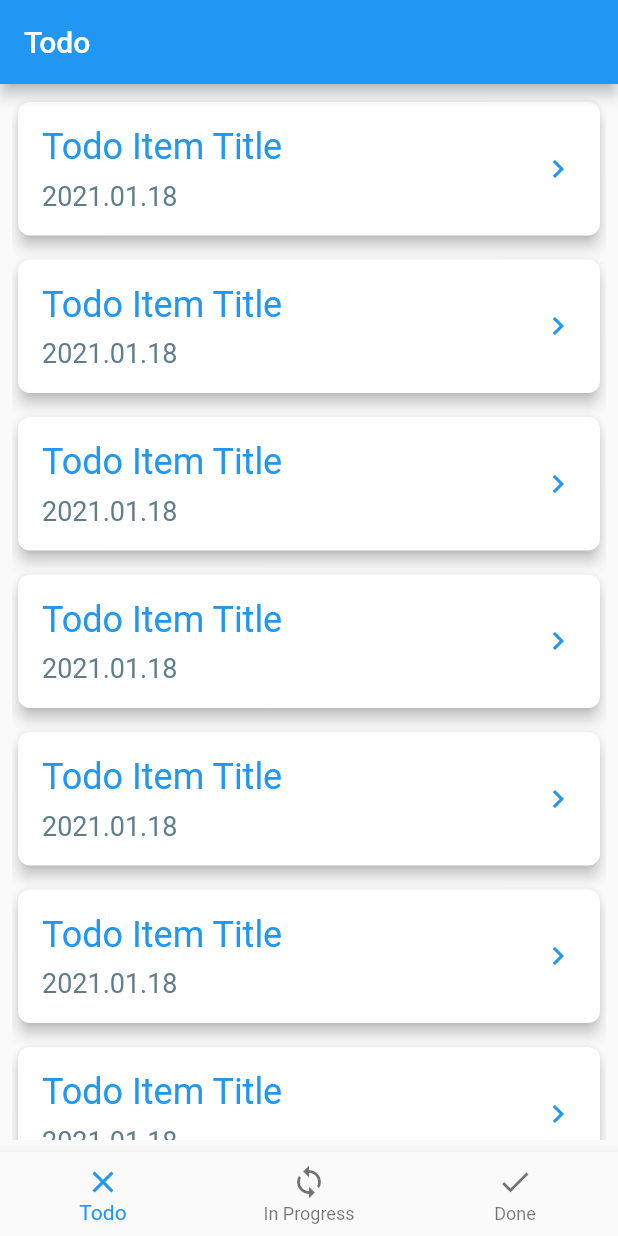
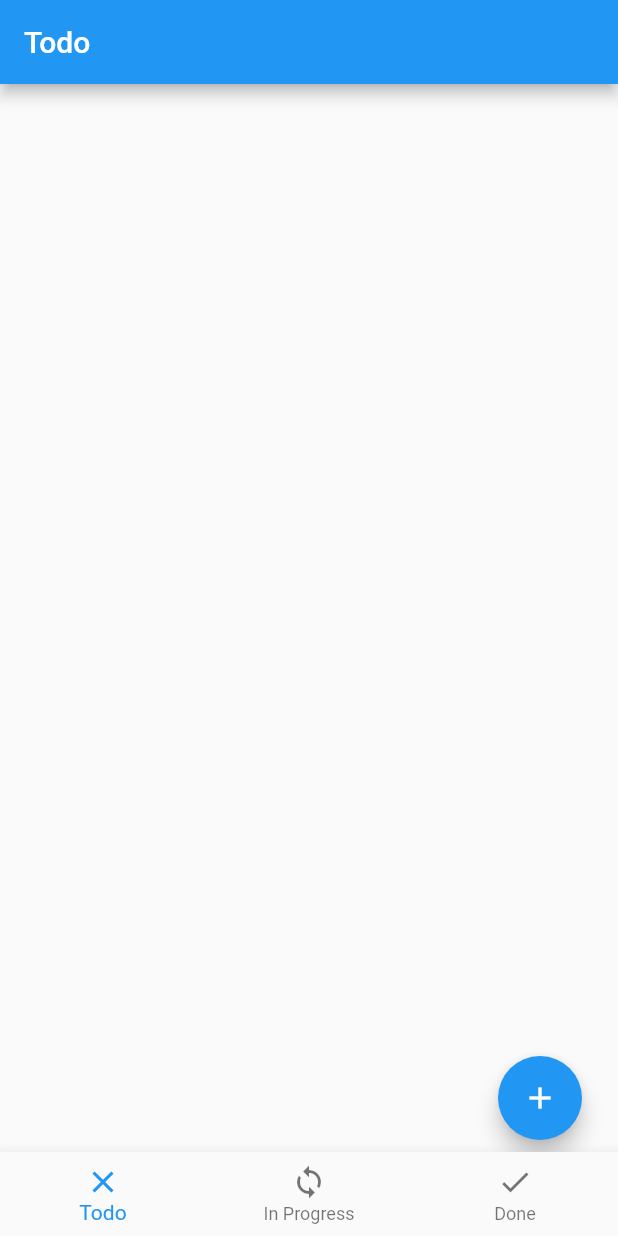
Before and after one commit to DuItDDu/Flutter-Codelabs, a Flutter app: the screen it shows after launch, on a phone screen of 412 x 824 dp. Run offline on Flutter 3.47's test engine with Material 2 defaults, Android fonts, the phone set to English and light mode, and no system bars.

Commit message:
Flutter - 8. TodoList App (2) Todo Item 추가하기 (AlertDialog, FloatingActionButton)

```diff
--- /dev/null
+++ b/Flutter-TodoList/flutter_todolist/lib/models/todo_model.dart
@@ -0,0 +1,21 @@
+class TodoModel {
+  String _title;
+  TodoState _state;
+
+  final DateTime _createdTime;
+
+  TodoModel(this._title, this._createdTime) {
+    _state = TodoState.todo;
+  }
+
+  String getTitle() => _title;
+  DateTime getCreatedTime() => _createdTime;
+  TodoState getTodoState() => _state;
+
+  String setTitle(String title) => _title = title;
+  TodoState setTodoState(TodoState state) => _state = state;
+}
+
+enum TodoState {
+  todo, inProgress, done
+}
--- a/Flutter-TodoList/flutter_todolist/lib/main.dart
+++ b/Flutter-TodoList/flutter_todolist/lib/screens/main.dart
@@ -1,6 +1,6 @@
 import 'package:flutter/material.dart';
 import 'package:flutter_todolist/tab_item.dart';
-import 'package:flutter_todolist/todo/todo_list.dart';
+import 'package:flutter_todolist/screens/todo/todo_list.dart';
 
 void main() {
   runApp(TodoListApp());
--- a/Flutter-TodoList/flutter_todolist/lib/todo/todo_list.dart
+++ /dev/null
@@ -1,68 +0,0 @@
-import 'package:flutter/material.dart';
-
-class TodoListPage extends StatefulWidget {
-  @override
-  State<StatefulWidget> createState() => _TodoListPageState();
-}
-
-class _TodoListPageState extends State<TodoListPage> {
-  @override
-  Widget build(BuildContext context) {
-    return _createTodoList();
-  }
-
-  Widget _createTodoList() {
-    return ListView.separated(
-      itemCount: 10,
-      itemBuilder: (BuildContext context, int index) {
-        return _createTodoCard();
-      },
-      separatorBuilder: (BuildContext context, int index) {
-        return Divider(
-          thickness: 8.0,
-          height: 8.0,
-          color: Colors.transparent,
-        );
-      },
-    );
-  }
-
-  Widget _createTodoCard() {
-    return Card(
-      elevation: 4.0,
-      shape: RoundedRectangleBorder(
-          borderRadius: BorderRadius.all(Radius.circular(8.0))),
-      child:
-      Container(padding: EdgeInsets.all(16.0), child: _createTodoItemRow()),
-    );
-  }
-
-  Widget _createTodoItemRow() {
-    return Row(
-      mainAxisAlignment: MainAxisAlignment.spaceBetween,
-      crossAxisAlignment: CrossAxisAlignment.center,
-      children: [
-        _createTodoItemContentWidget(),
-        Icon(Icons.keyboard_arrow_right, color: Colors.blue)
-      ],
-    );
-  }
-
-  Widget _createTodoItemContentWidget() {
-    return Column(
-      mainAxisAlignment: MainAxisAlignment.spaceBetween,
-      crossAxisAlignment: CrossAxisAlignment.start,
-      children: [
-        Text("Todo Item Title",
-            style: TextStyle(fontSize: 24.0, color: Colors.blue)),
-        Divider(
-          thickness: 8.0,
-          height: 8.0,
-          color: Colors.transparent,
-        ),
-        Text("2021.01.18",
-            style: TextStyle(fontSize: 18.0, color: Colors.blueGrey))
-      ],
-    );
-  }
-}
```
Also changed, not shown: Flutter-TodoList/flutter_todolist/lib/screens/todo/todo_list.dart (added, +159 -0 lines), Flutter-TodoList/flutter_todolist/pubspec.yaml (+1 -53 lines), Flutter-TodoList/flutter_todolist/pubspec.lock, 1 other file.
